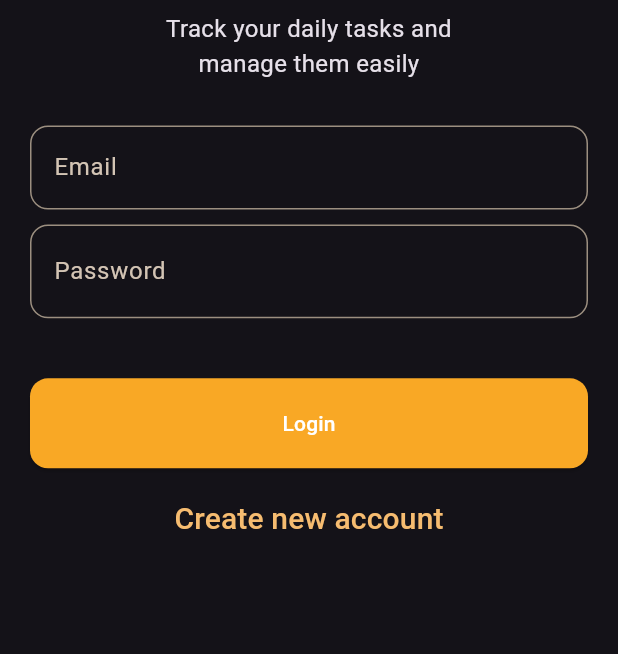
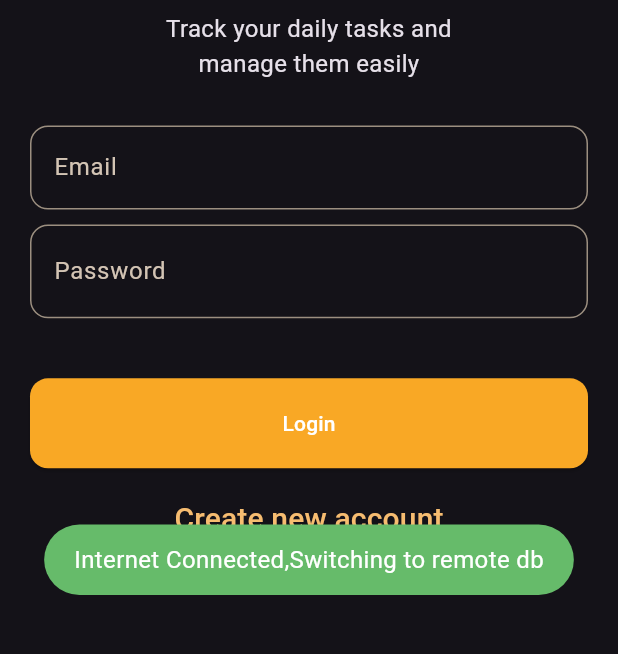
Before and after one commit to thisisprabhat/task_manager, a Flutter app: the Login screen opened directly, on a phone screen of 412 x 824 dp, the part 545-1199 px from its top. Run offline on Flutter 3.47's test engine with Material 3 defaults, Android fonts, the phone set to English and light mode, and no system bars; our stand-ins replace bloc, cloud_firestore, firebase_auth, firebase_core, flutter_bloc, flutter_slidable and 5 more; accounts and stored records are empty; generated files the repository leaves out were written again; project files that could hold a hidden picture were left out.

Commit message:
sync logic implemented and task bloc made working

```diff
--- a/lib/core/config/routes.dart
+++ b/lib/core/config/routes.dart
@@ -23,6 +23,24 @@ class AppRoute {
         pageBuilder: (context, state) {
           return const MaterialPage(
             child: OnboardingScreen(),
+          );
+        },
+      ),
+      GoRoute(
+        name: Login.routeName,
+        path: Login.path,
+        pageBuilder: (context, state) {
+          return const MaterialPage(
+            child: Login(),
+          );
+        },
+      ),
+      GoRoute(
+        name: Signup.routeName,
+        path: Signup.path,
+        pageBuilder: (context, state) {
+          return const MaterialPage(
+            child: Signup(),
           );
         },
       ),
@@ -60,8 +78,10 @@ class AppRoute {
               return const MaterialPage(child: ProfileScreen());
             },
           ),
-            ]),
-      ]);
+        ],
+      ),
+    ],
+  );
 
   static Route<dynamic>? onGenerateRoute(RouteSettings settings) {
     switch (settings.name) {
--- a/lib/data/repositories/local/task_repo/hive_task_repo.dart
+++ b/lib/data/repositories/local/task_repo/hive_task_repo.dart
@@ -62,6 +62,8 @@ class HiveTaskRepository implements TaskRepository {
         throw NotFoundException('No Task found\nAdd a new Task');
       }
       return Future.value(taskList);
+    } on AppException {
+      rethrow;
     } catch (e) {
       ColoredLog(e, name: 'Fetch allTask Error');
       throw AppException(exceptionType: "Fetch allTask", message: e.toString());
@@ -87,6 +89,8 @@ class HiveTaskRepository implements TaskRepository {
         throw NotFoundException('No Task found\nAdd a new Task');
       }
       return Future.value(taskList);
+    } on AppException {
+      rethrow;
     } catch (e) {
       ColoredLog(e, name: 'Fetch Daily Error');
       throw AppException(
--- a/lib/data/repositories/remote/task_repository/firebase_task_repository.dart
+++ b/lib/data/repositories/remote/task_repository/firebase_task_repository.dart
@@ -57,6 +57,8 @@ class FirebaseTaskRepository implements TaskRepository {
         throw NotFoundException('No Task found\nAdd a new Task');
       }
       return Future.value(taskList);
+    } on AppException {
+      rethrow;
     } catch (e) {
       ColoredLog(e, name: 'Fetch allTask Error');
       throw AppException(exceptionType: "Fetch allTask", message: e.toString());
@@ -86,6 +88,8 @@ class FirebaseTaskRepository implements TaskRepository {
         throw NotFoundException('No Task added today\nAdd a new Task');
       }
       return taskList;
+    } on AppException {
+      rethrow;
     } catch (e) {
       ColoredLog(e, name: 'Fetch allTask Error');
       throw AppException(exceptionType: "Fetch allTask", message: e.toString());
--- a/lib/domain/bloc/task_bloc/task_bloc.dart
+++ b/lib/domain/bloc/task_bloc/task_bloc.dart
@@ -1,7 +1,12 @@
 import 'dart:async';
 
+import 'package:flutter/material.dart';
 import 'package:flutter_bloc/flutter_bloc.dart';
+import 'package:fluttertoast/fluttertoast.dart';
+import 'package:internet_connection_checker_plus/internet_connection_checker_plus.dart';
 
+import '/data/repositories/remote/task_repository/firebase_task_repository.dart';
+import '/data/repositories/local/task_repo/hive_task_repo.dart';
 import '/data/repositories/interfaces/task_repo_interface.dart';
 import '/data/repositories/app_repository.dart';
 import '/domain/exceptions/app_exception.dart';
@@ -13,7 +18,16 @@ part 'task_state.dart';
 
 class TaskBloc extends Bloc<TaskEvent, TaskState> {
   List<Task> listOfTasks = [];
+
   List<Task> searchTaskList = [];
+
+  late StreamSubscription<InternetStatus> _listener;
+
+  get getTaskStreams => AppRepository().taskRepository.getTaskStreams;
+  get listOfCompletedTasks =>
+      listOfTasks.where((element) => element.isCompleted == true).toList();
+  get listOfPendingTasks =>
+      listOfTasks.where((element) => element.isCompleted == false).toList();
 
   TaskBloc() : super(TaskInitialState()) {
     on<TaskLoadEvent>(_loadTaskEvent);
@@ -28,11 +42,13 @@ class TaskBloc extends Bloc<TaskEvent, TaskState> {
       TaskLoadEvent event, Emitter<TaskState> emit) async {
     final TaskRepository repo = AppRepository().taskRepository;
     ColoredLog.cyan('loadTaskEvent initiated', name: "Event Triggered");
-    listOfTasks.clear();
     try {
       listOfTasks = await repo.getAllTasks();
+      emit(TaskLoadedState(listOfTasks));
 
-      emit(TaskLoadedState(listOfTasks));
+      if (AppRepository.dbType == DatabaseType.remote) {
+        await _syncRemoteToLocal(listOfTasks);
+      }
     } on AppException catch (e) {
       e.print;
       emit(TaskErrorState(e));
@@ -52,7 +68,6 @@ class TaskBloc extends Bloc<TaskEvent, TaskState> {
       e.print;
     } catch (e) {
       ColoredLog.red(e, name: 'Load Task Error');
-      // }
     }
   }
 
@@ -100,7 +115,141 @@ class TaskBloc extends Bloc<TaskEvent, TaskState> {
     emit(TaskLoadedState(searchTaskList));
   }
 
-  FutureOr<void> _syncTaskEvent(TaskSyncEvent event, Emitter<TaskState> emit) {
-    //TODO : sync logic
+  FutureOr<void> _syncTaskEvent(
+      TaskSyncEvent event, Emitter<TaskState> emit) async {
+    _listener =
+        InternetConnection().onStatusChange.listen((InternetStatus status) {
+      switch (status) {
+        case InternetStatus.connected:
+          _syncLocalToRemote();
+          Fluttertoast.showToast(
+              msg: "Internet Connected,Switching to remote db",
+              toastLength: Toast.LENGTH_SHORT,
+              gravity: ToastGravity.BOTTOM,
+              timeInSecForIosWeb: 1,
+              backgroundColor: Colors.green.shade400,
+              textColor: Colors.white,
+              fontSize: 16.0);
+          AppRepository.dbType = DatabaseType.remote;
+          add(TaskLoadEvent());
+
+          break;
+        case InternetStatus.disconnected:
+          Fluttertoast.showToast(
+              msg: "No Internet Connection,Switching to local db",
+              toastLength: Toast.LENGTH_SHORT,
+              gravity: ToastGravity.BOTTOM,
+              timeInSecForIosWeb: 1,
+              backgroundColor: Colors.red.shade400,
+              textColor: Colors.white,
+              fontSize: 16.0);
+          AppRepository.dbType = DatabaseType.local;
+          add(TaskLoadEvent());
+
+          break;
+      }
+    });
+  }
+
+  ///It syncs the local database to remote database when internet is connected after disconnected
+  _syncLocalToRemote() async {
+    ColoredLog.cyan('syncLocalToRemote initiated', name: "Event Triggered");
+    try {
+      Fluttertoast.showToast(msg: 'Syncing local to remote');
+      List<Task> localTasks = [];
+      List<Task> remoteTasks = [];
+      try {
+        remoteTasks = await FirebaseTaskRepository().getAllTasks();
+      } catch (e) {
+        ColoredLog.red(e, name: 'Sync local to remote Task Error');
+      }
+      try {
+        localTasks = await HiveTaskRepository().getAllTasks();
+      } catch (e) {
+        ColoredLog.red(e, name: 'Sync local to remote Task Error');
+      }
+      ColoredLog.cyan(localTasks, name: 'localTasks ${localTasks.length}');
+      ColoredLog.cyan(remoteTasks, name: 'remoteTasks ${remoteTasks.length}');
+      // syncing updated tasks
+      for (Task localTask in localTasks) {
+        for (Task remoteTask in remoteTasks) {
+          if (localTask.id == remoteTask.id &&
+              localTask.updatedOn!.isAfter(remoteTask.updatedOn!)) {
+            await FirebaseTaskRepository().editTask(localTask);
+          }
+        }
+      }
+      //syncing deleted tasks
+      for (Task remoteTask in remoteTasks) {
+        bool isDeleted = true;
+        for (Task localTask in localTasks) {
+          if (localTask.id == remoteTask.id) {
+            isDeleted = false;
+          }
+        }
+        if (isDeleted) {
+          await FirebaseTaskRepository().deleteTask(remoteTask);
+        }
+      }
+
+      //syncing added tasks
+      for (Task localTask in localTasks) {
+        bool isAdded = true;
+        for (Task remoteTask in remoteTasks) {
+          if (localTask.id == remoteTask.id) {
+            isAdded = false;
+          }
+        }
+        if (isAdded) {
+          await FirebaseTaskRepository().addTask(localTask);
+        }
+      }
+    } on AppException catch (e) {
+      e.print;
+    } catch (e) {
+      ColoredLog.red(e, name: 'Sync local to remote Task Error');
+    }
+  }
+
+  ///It syncs the remote database to local database all the time when load event is triggered
+  _syncRemoteToLocal(List<Task> remoteTasks) async {
+    ColoredLog.cyan('syncRemoteToLocal initiated', name: "Event Triggered");
+    try {
+      List<Task> localTasks = [];
+      try {
+        localTasks = await HiveTaskRepository().getAllTasks();
+      } catch (e) {
+        ColoredLog.red(e, name: 'Sync remote to local Task Error');
+      }
+
+      //syncing deleted tasks
+      for (Task localTask in localTasks) {
+        bool isDeleted = true;
+        for (Task remoteTask in remoteTasks) {
+          if (localTask.id == remoteTask.id) {
+            isDeleted = false;
+          }
+        }
+        if (isDeleted) {
+          await HiveTaskRepository().deleteTask(localTask);
+        }
+      }
+
+      //syncing added or updated tasks
+      for (Task remoteTask in remoteTasks) {
+        await HiveTaskRepository().editTask(remoteTask);
+      }
+    } on AppException catch (e) {
+      e.print;
+    } catch (e) {
+      ColoredLog.red(e, name: 'Sync remote to local Task Error');
+    }
+  }
+
+  @override
+  Future<void> close() {
+    //Disposing the connection listener
+    _listener.cancel();
+    return super.close();
   }
 }
--- a/lib/domain/exceptions/app_exception.dart
+++ b/lib/domain/exceptions/app_exception.dart
@@ -81,7 +81,7 @@ class NotFoundException extends AppException {
   NotFoundException([String? message, String? url])
       : super(
           title: 'Not Found',
-          message: 'No Results Found!',
+          message: message ?? 'No Results Found!',
           lottiePath: AppAssets.notFoundAnimation,
           exceptionType: 'Not Found',
         );
--- a/lib/domain/exceptions/base_exception.dart
+++ b/lib/domain/exceptions/base_exception.dart
@@ -16,7 +16,7 @@ class AppException implements Exception {
   });
   @override
   String toString() {
-    return "title : $title  message: $message ${lottiePath == null ? "" : "\nlottiePath: $lottiePath"} ${imagePath == null ? "" : "\nlottiePath: $imagePath"}";
+    return "$exceptionType(title : $title, message: $message)";
   }
 
   get print {
--- a/lib/main.dart
+++ b/lib/main.dart
@@ -1,11 +1,11 @@
 import 'package:flutter/material.dart';
 import 'package:flutter_bloc/flutter_bloc.dart';
 
+import '/domain/bloc/task_bloc/task_bloc.dart';
 import '/domain/bloc/config_bloc/config_bloc.dart';
 import '/domain/bloc/auth_bloc/auth_bloc.dart';
 import '/core/config/app_themes.dart';
 import '/data/repositories/initialize_db.dart';
-import '/presentation/screens/onboarding/onboarding.dart';
 import 'core/config/routes.dart';
 
 void main() async {
@@ -27,6 +27,7 @@
         BlocProvider(
           create: (context) => ConfigBloc()..add(ConfigGetEvent()),
         ),
+        BlocProvider(create: (context) => TaskBloc()..add(TaskSyncEvent())),
       ],
       child: BlocBuilder<ConfigBloc, ConfigState>(
         builder: (context, state) => MaterialApp.router(
--- a/lib/presentation/screens/add_edit_task/add_edit_task.dart
+++ b/lib/presentation/screens/add_edit_task/add_edit_task.dart
@@ -1,4 +1,6 @@
 import 'package:flutter/material.dart';
+import 'package:flutter_bloc/flutter_bloc.dart';
+import 'package:task_manager/domain/bloc/task_bloc/task_bloc.dart';
 import 'package:uuid/uuid.dart';
 
 import '/core/constants/styles.dart';
@@ -149,6 +151,7 @@ class _AddEditTaskState extends State<AddEditTask> {
           ..title = _titleController.text.trim()
           ..description = _descriptionController.text.trim()
           ..updatedOn = DateTime.now();
+        context.read<TaskBloc>().add(TaskUpdateEvent(task));
       } else {
         task = Task()
           ..id = const Uuid().v4()
@@ -156,8 +159,8 @@ class _AddEditTaskState extends State<AddEditTask> {
           ..description = _descriptionController.text.trim()
           ..updatedOn = DateTime.now()
           ..createdOn = DateTime.now();
+        context.read<TaskBloc>().add(TaskAddEvent(task));
       }
-      // listOfTasks.add(task);
       Navigator.pop(context);
     }
   }
--- a/lib/presentation/screens/authentication/components/login_icon_texts.dart
+++ b/lib/presentation/screens/authentication/components/login_icon_texts.dart
@@ -14,10 +14,13 @@ class LoginIconAndTexts extends StatelessWidget {
       ),
       child: Column(
         children: [
-          Lottie.asset(
-            AppAssets.onboardingAnimation,
-            height: 250,
-            width: 250,
+          Hero(
+            tag: 'onboardingAsset',
+            child: Lottie.asset(
+              AppAssets.onboardingAnimation,
+              height: 250,
+              width: 250,
+            ),
           ),
           const Text(
             'Task Manager',
--- a/lib/presentation/screens/homescreen/components/task_tile.dart
+++ b/lib/presentation/screens/homescreen/components/task_tile.dart
@@ -1,8 +1,10 @@
 import 'package:flutter/material.dart';
+import 'package:flutter_bloc/flutter_bloc.dart';
 import 'package:flutter_slidable/flutter_slidable.dart';
 
 import '/core/constants/styles.dart';
 import '/data/models/task_model.dart';
+import '/domain/bloc/task_bloc/task_bloc.dart';
 import '/presentation/screens/add_edit_task/add_edit_task.dart';
 
 class TaskTile extends StatefulWidget {
@@ -35,9 +37,7 @@ class _TaskTileState extends State<TaskTile> {
           ),
           SlidableAction(
             onPressed: (context) async {
-              setState(() {
-                // listOfTasks.remove(task);
-              });
+              context.read<TaskBloc>().add(TaskDeleteEvent(task));
             },
             icon: Icons.delete,
             label: 'Delete',
--- a/pubspec.yaml
+++ b/pubspec.yaml
@@ -22,6 +22,7 @@ dependencies:
   uuid: ^4.2.2
   flutter_slidable: ^3.0.1
   go_router: ^13.0.0
+  internet_connection_checker_plus: ^2.1.0
 
 dev_dependencies:
   flutter_test:
```
Also changed, not shown: lib/presentation/screens/homescreen/homescreen.dart (+37 -14 lines), lib/presentation/screens/main_page/main_page.dart (+4 -6 lines), lib/presentation/screens/onboarding/onboarding.dart (+8 -3 lines), lib/presentation/screens/task/task_screen.dart (deleted, +0 -19 lines), 3 other files. Lines whose indentation alone changed are shown as unchanged.
